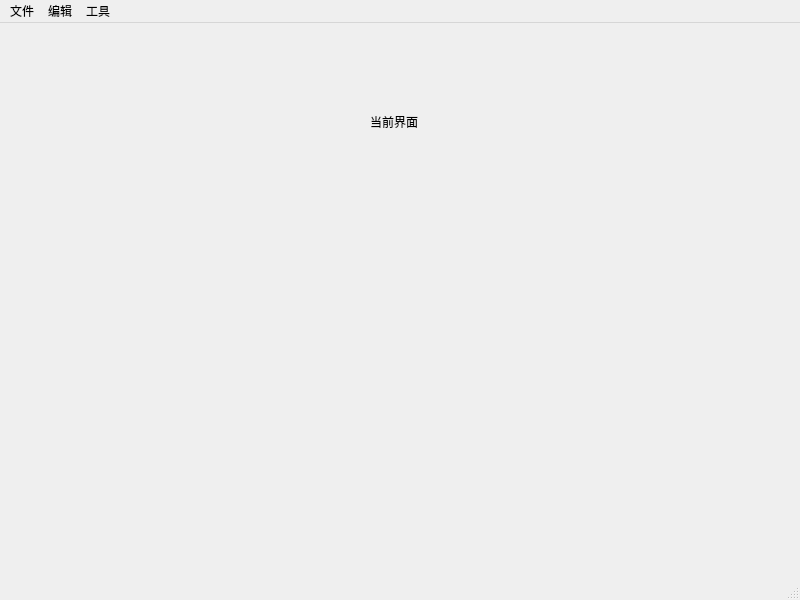
This is main/ui/mainwindow.ui in 3548848289/SmartDesk as Qt 5 draws it before an edit. The edited form follows.
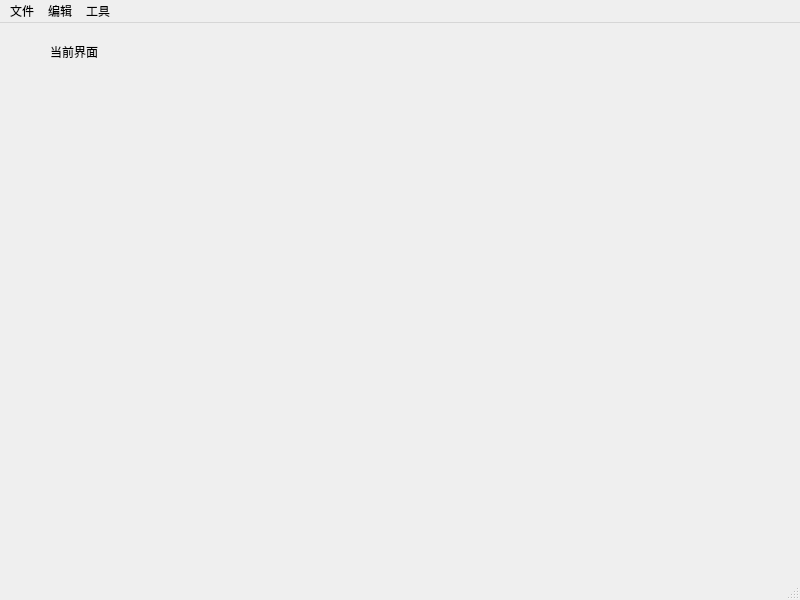
This is the edited form. Icons and pictures are not drawn.

```diff
--- a/main/ui/mainwindow.ui
+++ b/main/ui/mainwindow.ui
@@ -27,8 +27,8 @@
    <widget class="QWidget" name="combinedWidget" native="true">
     <property name="geometry">
      <rect>
-      <x>370</x>
-      <y>90</y>
+      <x>50</x>
+      <y>20</y>
       <width>271</width>
       <height>441</height>
      </rect>
```
Left out of the diff: 4 changed lines with no effect on the pictures.
